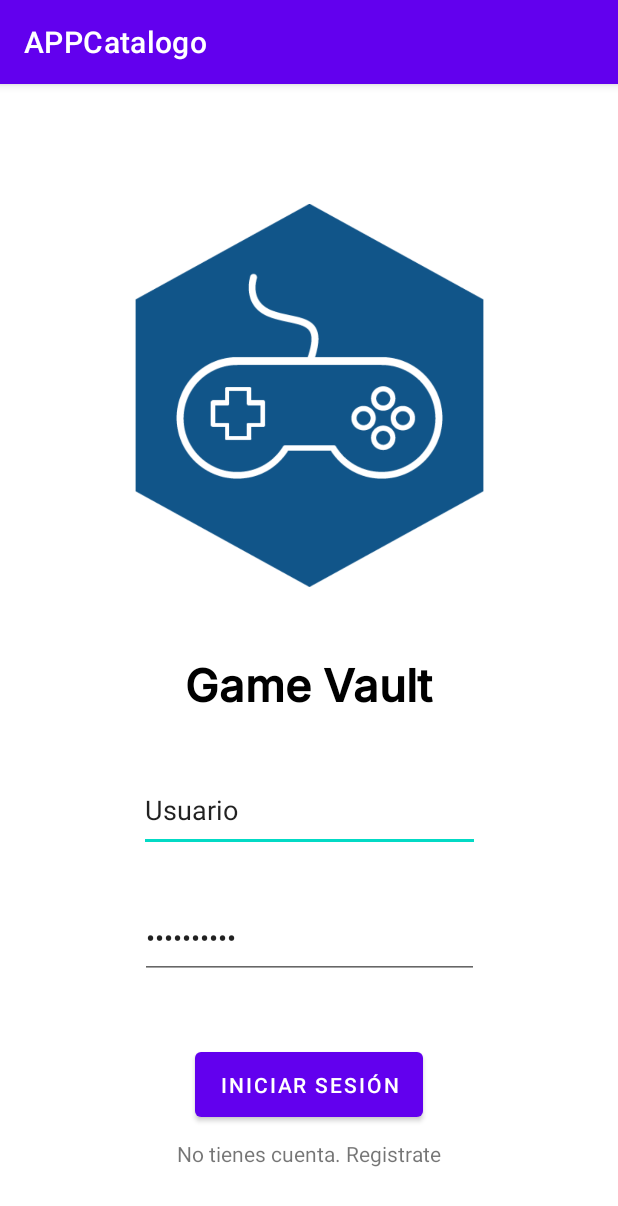
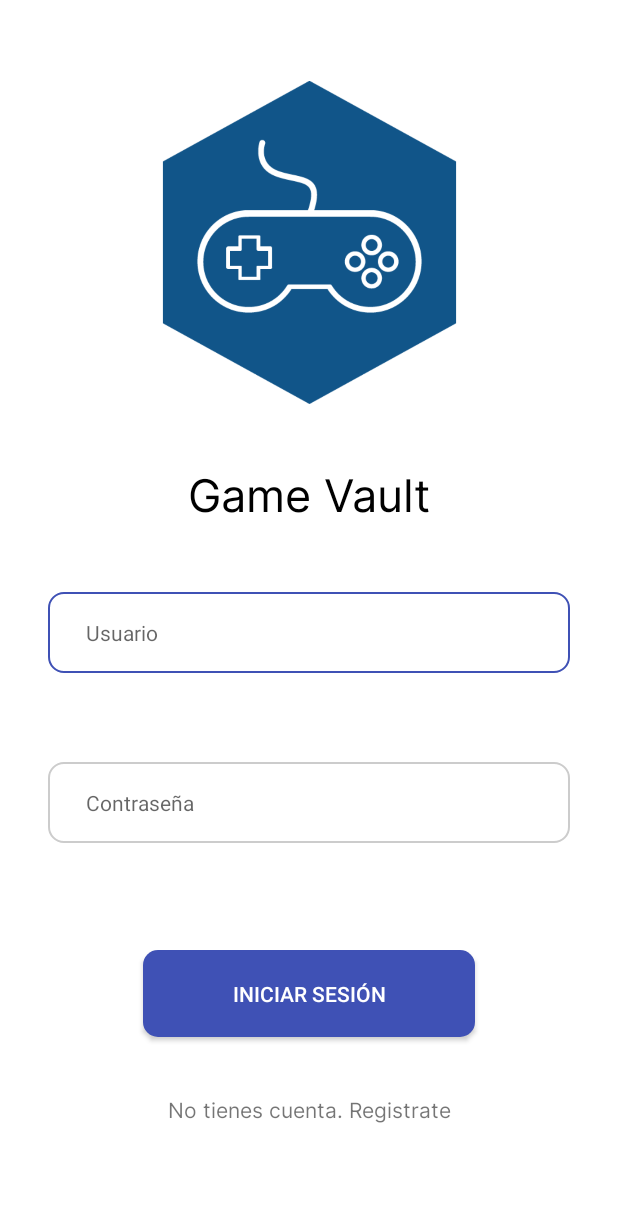
Before and after one commit to Sebastianmjk/APPCatalogo, an Android app: the LoginActivity screen opened directly, with no data from a screen before it, on a phone screen of 412 x 824 dp. Shown: the top 1206 px of the screen. Run offline under Robolectric (Android 15) with nearby library versions, the phone set to English and light mode, and no system bars.

Commit message:
Primer diseño del login (Sin funcionalidad)

```diff
--- a/app/src/main/AndroidManifest.xml
+++ b/app/src/main/AndroidManifest.xml
@@ -13,6 +13,7 @@
         tools:targetApi="31">
         <activity
             android:name=".LoginActivity"
+            android:windowSoftInputMode="adjustResize"
             android:exported="false" />
         <activity
             android:name=".MainActivity"
--- a/app/src/main/java/com/example/appcatalogo/MainActivity.kt
+++ b/app/src/main/java/com/example/appcatalogo/MainActivity.kt
@@ -10,7 +10,7 @@ class MainActivity : AppCompatActivity() {
         super.onCreate(savedInstanceState)
         setContentView(R.layout.activity_main)
 
-        val comienzaButton =  findViewById<Button>(R.id.button);
+        val comienzaButton =  findViewById<Button>(R.id.buttonInical);
         comienzaButton.setOnClickListener{
             val intent = Intent(this,LoginActivity::class.java)
             startActivity(intent)
--- /dev/null
+++ b/app/src/main/res/drawable/button_shape.xml
@@ -0,0 +1,5 @@
+<?xml version="1.0" encoding="utf-8"?>
+<shape xmlns:android="http://schemas.android.com/apk/res/android">
+    <solid android:color="@color/primaryColor"/>
+    <corners android:radius="10sp" />
+</shape>
--- /dev/null
+++ b/app/src/main/res/drawable/custom_input.xml
@@ -0,0 +1,18 @@
+<?xml version="1.0" encoding="utf-8"?>
+<selector xmlns:android="http://schemas.android.com/apk/res/android">
+    <item android:state_enabled="true" android:state_focused="true">
+        <shape android:shape="rectangle">
+            <solid android:color="@color/white" />
+            <corners android:radius="10sp" />
+            <stroke android:width="1dp" android:color="@color/primaryColor" />
+        </shape>
+    </item>
+
+    <item android:state_enabled="true">
+        <shape android:shape="rectangle">
+            <solid android:color="@color/white"/>
+            <corners android:radius="10sp" />
+            <stroke android:width="1dp" android:color="#CCCCCC" />
+        </shape>
+    </item>
+</selector>
--- a/app/src/main/res/layout/activity_login2.xml
+++ b/app/src/main/res/layout/activity_login2.xml
@@ -1,16 +1,25 @@
 <?xml version="1.0" encoding="utf-8"?>
-<androidx.constraintlayout.widget.ConstraintLayout xmlns:android="http://schemas.android.com/apk/res/android"
+<ScrollView xmlns:android="http://schemas.android.com/apk/res/android"
     xmlns:app="http://schemas.android.com/apk/res-auto"
     xmlns:tools="http://schemas.android.com/tools"
     android:layout_width="match_parent"
     android:layout_height="match_parent"
-    tools:context=".LoginActivity">
+    android:fillViewport="true">
+    <androidx.constraintlayout.widget.ConstraintLayout
+        android:id="@+id/constrainLogin"
+        android:background="@color/white"
+        android:layout_width="match_parent"
+        android:layout_height="wrap_content"
+        tools:context=".LoginActivity">
 
     <Button
-        android:id="@+id/button2"
-        android:layout_width="152dp"
-        android:layout_height="55dp"
+        android:id="@+id/buttonIniciarSesion"
+        style="@style/EstiloBotonPrincipal"
+        android:layout_width="0dp"
+        android:layout_height="58dp"
+        android:layout_marginStart="95sp"
         android:layout_marginTop="13dp"
+        android:layout_marginEnd="95sp"
         android:text="@string/iniciarSesion"
         app:layout_constraintBottom_toTopOf="@+id/textView3"
         app:layout_constraintEnd_toEndOf="parent"
@@ -22,24 +31,23 @@
         android:id="@+id/textView"
         android:layout_width="wrap_content"
         android:layout_height="wrap_content"
-        android:layout_marginTop="34dp"
-        android:layout_marginBottom="14dp"
-        android:fontFamily="@font/inter_medium"
+        android:layout_marginBottom="5dp"
+        android:fontFamily="@font/inter"
         android:text="@string/titulo"
         android:textColor="#000000"
         android:textSize="30sp"
-        android:textStyle="bold"
         app:layout_constraintBottom_toTopOf="@+id/editTextTextPersonName"
         app:layout_constraintEnd_toEndOf="parent"
-        app:layout_constraintHorizontal_bias="0.5"
         app:layout_constraintStart_toStartOf="parent"
         app:layout_constraintTop_toBottomOf="@+id/imageView2" />
 
     <ImageView
         android:id="@+id/imageView2"
-        android:layout_width="271dp"
-        android:layout_height="255dp"
-        android:layout_marginTop="80dp"
+        android:layout_width="235dp"
+        android:layout_height="215dp"
+        android:layout_marginTop="16dp"
+        android:contentDescription="@string/descripcion_imagen"
+        app:layout_constraintBottom_toTopOf="@+id/textView"
         app:layout_constraintEnd_toEndOf="parent"
         app:layout_constraintHorizontal_bias="0.5"
         app:layout_constraintStart_toStartOf="parent"
@@ -48,31 +56,42 @@
 
     <EditText
         android:id="@+id/editTextTextPersonName"
-        android:layout_width="227dp"
-        android:layout_height="56dp"
-        android:layout_marginTop="14dp"
+        android:layout_width="match_parent"
+        android:layout_height="54dp"
+        android:layout_marginStart="32dp"
+        android:layout_marginEnd="32dp"
         android:layout_marginBottom="14dp"
+        android:autofillHints="username"
+        android:background="@drawable/custom_input"
         android:ems="10"
+        android:hint="@string/usuario"
         android:inputType="textPersonName"
-        android:text="@string/usuario"
+        android:paddingStart="25sp"
+        android:paddingEnd="25sp"
+        android:textSize="14sp"
         app:layout_constraintBottom_toTopOf="@+id/editTextTextPassword"
         app:layout_constraintEnd_toEndOf="parent"
-        app:layout_constraintHorizontal_bias="0.5"
         app:layout_constraintStart_toStartOf="parent"
         app:layout_constraintTop_toBottomOf="@+id/textView" />
 
     <EditText
         android:id="@+id/editTextTextPassword"
-        android:layout_width="226dp"
+        android:background="@drawable/custom_input"
+        android:layout_width="match_parent"
         android:layout_height="54dp"
         android:layout_marginTop="7dp"
         android:layout_marginBottom="20dp"
+        android:layout_marginStart="32dp"
+        android:layout_marginEnd="32dp"
         android:ems="10"
+        android:paddingStart="25sp"
+        android:paddingEnd="25sp"
+        android:textSize="14sp"
         android:inputType="textPassword"
-        android:text="@string/contraseña"
-        app:layout_constraintBottom_toTopOf="@+id/button2"
+        android:hint="@string/contraseña"
+        android:autofillHints="password"
+        app:layout_constraintBottom_toTopOf="@+id/buttonIniciarSesion"
         app:layout_constraintEnd_toEndOf="parent"
-        app:layout_constraintHorizontal_bias="0.5"
         app:layout_constraintStart_toStartOf="parent"
         app:layout_constraintTop_toBottomOf="@+id/editTextTextPersonName" />
 
@@ -81,10 +100,13 @@
         android:layout_width="wrap_content"
         android:layout_height="wrap_content"
         android:layout_marginBottom="36dp"
+        android:background="#FFFFFF"
         android:text="@string/noCuentaRegistrate"
+        android:fontFamily="@font/inter"
         app:layout_constraintBottom_toBottomOf="parent"
         app:layout_constraintEnd_toEndOf="parent"
         app:layout_constraintHorizontal_bias="0.5"
         app:layout_constraintStart_toStartOf="parent"
-        app:layout_constraintTop_toBottomOf="@+id/button2" />
+        app:layout_constraintTop_toBottomOf="@+id/buttonIniciarSesion" />
 </androidx.constraintlayout.widget.ConstraintLayout>
+</ScrollView>
--- a/app/src/main/res/layout/activity_main.xml
+++ b/app/src/main/res/layout/activity_main.xml
@@ -7,7 +7,7 @@
     tools:context=".MainActivity">
 
     <TextView
-        android:id="@+id/textView2"
+        android:id="@+id/tituloInicial"
         android:layout_width="wrap_content"
         android:layout_height="wrap_content"
         android:layout_marginStart="115dp"
@@ -19,25 +19,27 @@
         android:textColor="#000000"
         android:textSize="35sp"
         android:textStyle="bold"
-        app:layout_constraintBottom_toTopOf="@+id/button"
+        app:layout_constraintBottom_toTopOf="@+id/buttonInical"
         app:layout_constraintEnd_toEndOf="parent"
         app:layout_constraintHorizontal_bias="0.0"
         app:layout_constraintStart_toStartOf="parent"
         app:layout_constraintTop_toBottomOf="@+id/imageView" />
 
     <Button
-        android:id="@+id/button"
-        android:layout_width="wrap_content"
+        android:id="@+id/buttonInical"
+        style="@style/EstiloBotonPrincipal"
+        android:layout_width="match_parent"
         android:layout_height="wrap_content"
-        android:layout_marginStart="150dp"
+        android:layout_marginStart="100dp"
         android:layout_marginTop="2dp"
-        android:layout_marginEnd="149dp"
+        android:layout_marginEnd="100dp"
         android:layout_marginBottom="161dp"
         android:text="@string/inicio"
         app:layout_constraintBottom_toBottomOf="parent"
         app:layout_constraintEnd_toEndOf="parent"
+        app:layout_constraintHorizontal_bias="0.5"
         app:layout_constraintStart_toStartOf="parent"
-        app:layout_constraintTop_toBottomOf="@+id/textView2" />
+        app:layout_constraintTop_toBottomOf="@+id/tituloInicial" />
 
     <ImageView
         android:id="@+id/imageView"
@@ -47,7 +49,8 @@
         android:layout_marginTop="64dp"
         android:layout_marginEnd="30dp"
         android:layout_marginBottom="12dp"
-        app:layout_constraintBottom_toTopOf="@+id/textView2"
+        android:contentDescription="@string/descripcion_imagen"
+        app:layout_constraintBottom_toTopOf="@+id/tituloInicial"
         app:layout_constraintEnd_toEndOf="parent"
         app:layout_constraintStart_toStartOf="parent"
         app:layout_constraintTop_toTopOf="parent"
--- a/app/src/main/res/values-night/themes.xml
+++ b/app/src/main/res/values-night/themes.xml
@@ -1,6 +1,6 @@
 <resources xmlns:tools="http://schemas.android.com/tools">
     <!-- Base application theme. -->
-    <style name="Theme.APPCatalogo" parent="Theme.MaterialComponents.DayNight.DarkActionBar">
+    <style name="Theme.APPCatalogo" parent="Theme.AppCompat.Light.NoActionBar">
         <!-- Primary brand color. -->
         <item name="colorPrimary">@color/purple_200</item>
         <item name="colorPrimaryVariant">@color/purple_700</item>
--- a/app/src/main/res/values/colors.xml
+++ b/app/src/main/res/values/colors.xml
@@ -7,4 +7,7 @@
     <color name="teal_700">#FF018786</color>
     <color name="black">#FF000000</color>
     <color name="white">#FFFFFFFF</color>
+    <color name="red">#FFFF0000</color>
+<!-- Paleta de colores del proyecto  -->
+    <color name="primaryColor">#3F51B5</color>
 </resources>
--- a/app/src/main/res/values/strings.xml
+++ b/app/src/main/res/values/strings.xml
@@ -6,4 +6,5 @@
     <string name="noCuentaRegistrate">No tienes cuenta. Registrate</string>
     <string name="iniciarSesion">Iniciar Sesión</string>
     <string name="titulo">Game Vault</string>
+    <string name="descripcion_imagen">Imagen del logo del proyecto</string>
 </resources>
--- /dev/null
+++ b/app/src/main/res/values/styles.xml
@@ -0,0 +1,8 @@
+<?xml version="1.0" encoding="utf-8"?>
+<resources>
+    <style name="EstiloBotonPrincipal" parent="Widget.AppCompat.Button.Colored">
+        <item name="android:textColor">#FFFFFF</item>
+        <item name="android:background">@drawable/button_shape</item>
+
+    </style>
+</resources>
--- a/app/src/main/res/values/themes.xml
+++ b/app/src/main/res/values/themes.xml
@@ -1,8 +1,8 @@
 <resources xmlns:tools="http://schemas.android.com/tools">
     <!-- Base application theme. -->
-    <style name="Theme.APPCatalogo" parent="Theme.MaterialComponents.DayNight.DarkActionBar">
+    <style name="Theme.APPCatalogo" parent="Theme.AppCompat.Light.NoActionBar">
         <!-- Primary brand color. -->
-        <item name="colorPrimary">@color/purple_500</item>
+        <item name="colorPrimary">@color/primaryColor</item>
         <item name="colorPrimaryVariant">@color/purple_700</item>
         <item name="colorOnPrimary">@color/white</item>
         <!-- Secondary brand color. -->
@@ -12,5 +12,6 @@
         <!-- Status bar color. -->
         <item name="android:statusBarColor">?attr/colorPrimaryVariant</item>
         <!-- Customize your theme here. -->
+        <item name="colorButtonNormal">@color/primaryColor</item>
     </style>
 </resources>
```
Also changed, not shown: app/src/main/res/font/inter.ttf (added).
